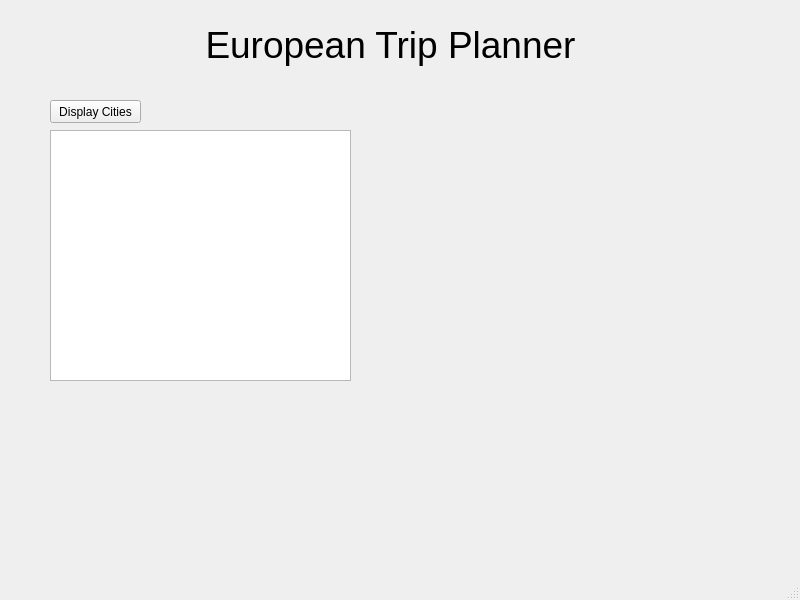
Old version of the form QT/mainwindow.ui in the repository xyphel/Project-1-European-Trip-Planner.
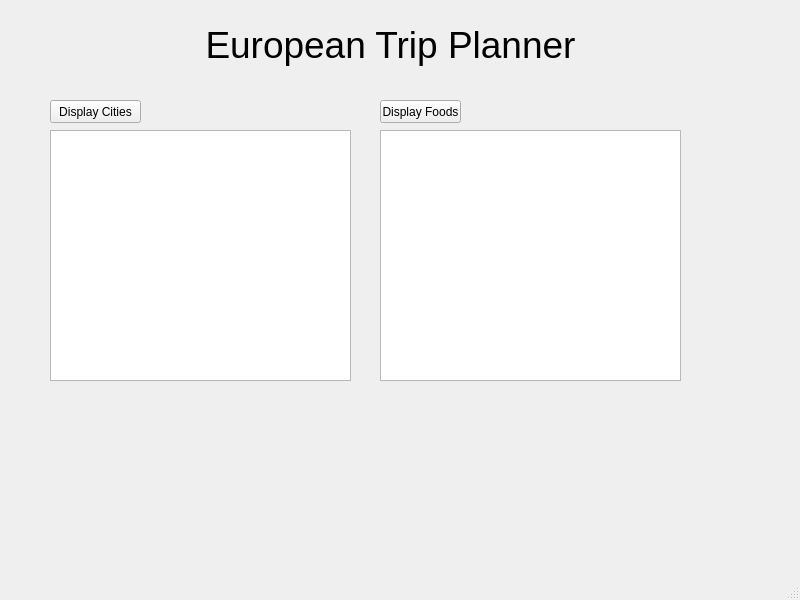
New version of the form.

Commit message:
Added display of foods table
Added ability to display foods table on the main page

Diff of the .ui file:
```diff
--- a/QT/mainwindow.ui
+++ b/QT/mainwindow.ui
@@ -50,6 +50,29 @@
      </rect>
     </property>
    </widget>
+   <widget class="QPushButton" name="pushButton_2">
+    <property name="geometry">
+     <rect>
+      <x>380</x>
+      <y>100</y>
+      <width>81</width>
+      <height>23</height>
+     </rect>
+    </property>
+    <property name="text">
+     <string>Display Foods</string>
+    </property>
+   </widget>
+   <widget class="QTextEdit" name="textEdit_2">
+    <property name="geometry">
+     <rect>
+      <x>380</x>
+      <y>130</y>
+      <width>301</width>
+      <height>251</height>
+     </rect>
+    </property>
+   </widget>
   </widget>
   <widget class="QMenuBar" name="menubar">
    <property name="geometry">
```
The commit also changes 2 other files.
